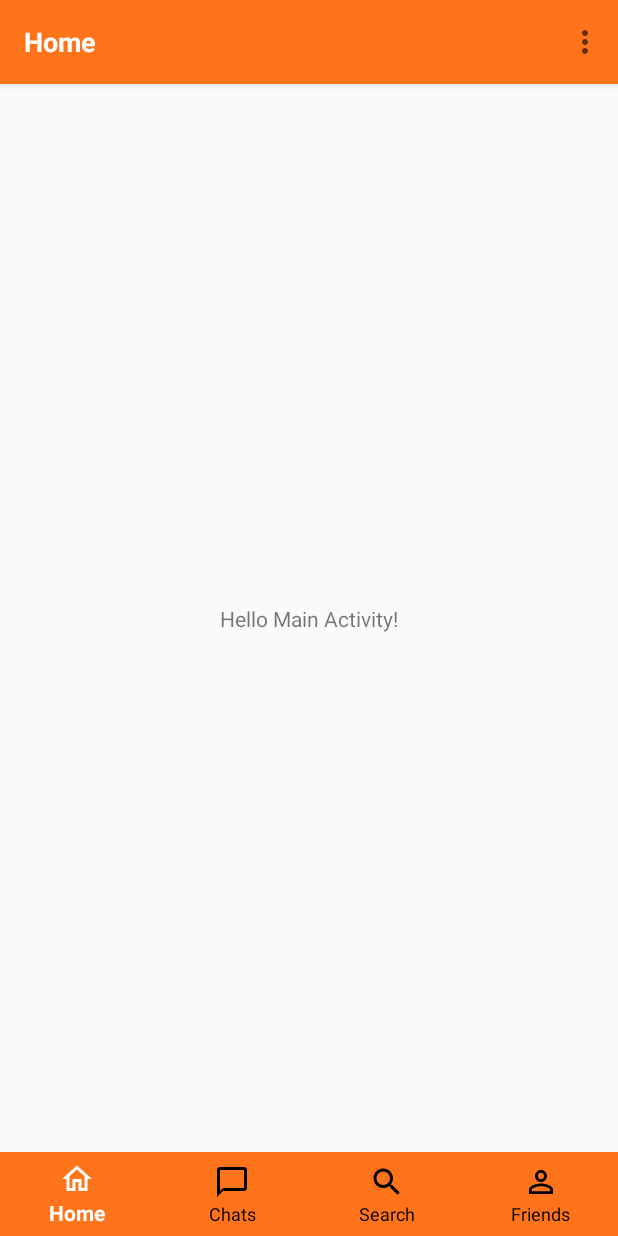
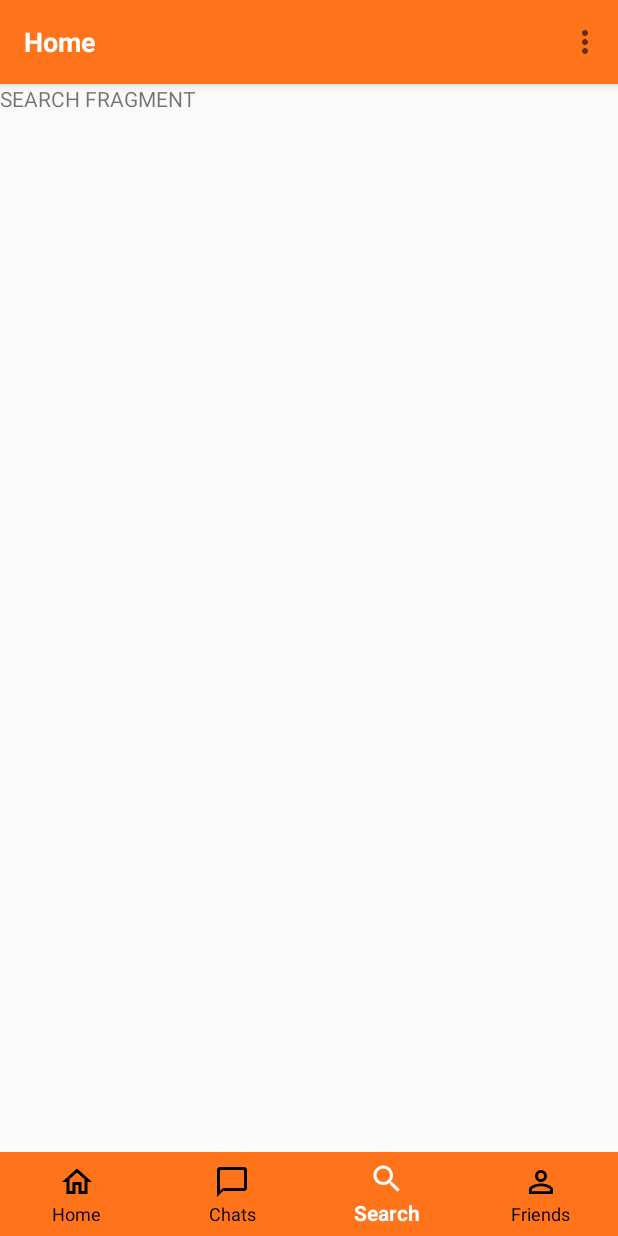
Before and after one commit to KrystofMacek/FirebaseChatApp, an Android app: the screen it shows after launch once a user with an empty profile is signed in (MainActivity), item 3 of the bottom bar chosen, on a phone screen of 412 x 824 dp. Run offline under Robolectric (Android 15) with nearby library versions, the phone set to English and light mode, and no system bars; our stand-ins replace Firebase (no records; nobody signed in at launch, a user with empty details on screens opened directly).

Commit message:
Refactor to fragments, complete navigation between main fragments

```diff
--- a/app/build.gradle
+++ b/app/build.gradle
@@ -29,6 +29,9 @@ dependencies {
     implementation fileTree(dir: 'libs', include: ['*.jar'])
     implementation 'androidx.appcompat:appcompat:1.1.0'
     implementation 'androidx.constraintlayout:constraintlayout:1.1.3'
+    implementation 'com.android.support:appcompat-v7:29.+'
+    implementation 'com.android.support.constraint:constraint-layout:1.1.3'
+    implementation 'com.android.support:support-v4:29.+'
     testImplementation 'junit:junit:4.12'
     androidTestImplementation 'androidx.test.ext:junit:1.1.1'
     androidTestImplementation 'androidx.test.espresso:espresso-core:3.2.0'
--- a/app/src/main/AndroidManifest.xml
+++ b/app/src/main/AndroidManifest.xml
@@ -9,7 +9,7 @@
         android:roundIcon="@mipmap/ic_launcher"
         android:supportsRtl="true"
         android:theme="@style/AppTheme">
-        <activity android:name=".activity.MainActivity"></activity>
+        <activity android:name=".activity.MainActivity" />
         <activity android:name=".activity.SignupActivity" />
         <activity android:name=".activity.SplashScreenActivity">
             <intent-filter>
--- a/app/src/main/java/com/krystofmacek/firebasechatapp/activity/MainActivity.java
+++ b/app/src/main/java/com/krystofmacek/firebasechatapp/activity/MainActivity.java
@@ -3,33 +3,56 @@ package com.krystofmacek.firebasechatapp.activity;
 import androidx.annotation.NonNull;
 import androidx.appcompat.app.AppCompatActivity;
 import androidx.appcompat.widget.Toolbar;
+import androidx.fragment.app.Fragment;
+import androidx.fragment.app.FragmentFactory;
+import androidx.fragment.app.FragmentManager;
+import androidx.fragment.app.FragmentTransaction;
 
 import android.content.Intent;
 import android.graphics.BlendMode;
 import android.os.Bundle;
 import android.view.Menu;
 import android.view.MenuItem;
+import android.widget.FrameLayout;
 import android.widget.TextView;
 
 import com.google.android.material.bottomnavigation.BottomNavigationView;
+import com.google.android.material.navigation.NavigationView;
 import com.google.firebase.auth.FirebaseAuth;
 import com.krystofmacek.firebasechatapp.R;
+import com.krystofmacek.firebasechatapp.fragments.ChatsFragment;
+import com.krystofmacek.firebasechatapp.fragments.FriendsFragment;
+import com.krystofmacek.firebasechatapp.fragments.HomeFragment;
+import com.krystofmacek.firebasechatapp.fragments.SearchFragment;
+
+import java.util.ArrayList;
+import java.util.Arrays;
 
 public class MainActivity extends AppCompatActivity {
 
+    private final ArrayList<String> tags =
+            new ArrayList<>(Arrays.asList("home", "chats", "search", "friends"));
+
     TextView heading;
     BottomNavigationView botNavigation;
+
+    FrameLayout frameLayout;
+
     @Override
     protected void onCreate(Bundle savedInstanceState) {
         super.onCreate(savedInstanceState);
         setContentView(R.layout.activity_main);
 
-
-        setupNavigation();
+        setupNavigation(savedInstanceState);
 
     }
 
-    private void setupNavigation() {
+
+    /**
+     Metody poskytující navigaci mezi Aktivitami
+     setupNavigation(), onCreateOptionsMenu(Menu menu), onOptionsItemSelected(@NonNull MenuItem item)
+     */
+    private void setupNavigation(Bundle savedInstanceState) {
 
         heading = findViewById(R.id.toolbar_heading);
         heading.setText("Home");
@@ -38,34 +61,61 @@ public class MainActivity extends AppCompatActivity {
         setSupportActionBar(toolbar);
         getSupportActionBar().setTitle("");
 
+
+        // Navigace mezi jednotlivymi fragmenty
+        frameLayout = findViewById(R.id.fragment_container);
         botNavigation = findViewById(R.id.bot_navigation);
         botNavigation.setOnNavigationItemSelectedListener(new BottomNavigationView.OnNavigationItemSelectedListener() {
             @Override
             public boolean onNavigationItemSelected(@NonNull MenuItem item) {
+                FragmentTransaction ft = getSupportFragmentManager().beginTransaction();
                 switch (item.getItemId()) {
-                    //TODO: For each item ID navigate
                     case R.id.nav_item_home:
+                        ft.replace(R.id.fragment_container, new HomeFragment(), tags.get(0));
+                        item.setChecked(true);
+                        ft.addToBackStack("home");
+                        ft.commit();
+                        break;
+                    case R.id.nav_item_chats:
+                        ft.replace(R.id.fragment_container, new ChatsFragment(), tags.get(1));
+                        item.setChecked(true);
+                        ft.addToBackStack("chats");
+                        ft.commit();
+                        break;
+                    case R.id.nav_item_search:
+                        ft.replace(R.id.fragment_container, new SearchFragment(), tags.get(2));
+                        item.setChecked(true);
+                        ft.addToBackStack("search");
+                        ft.commit();
                         break;
                     case R.id.nav_item_friends:
-                        break;
-                    case R.id.nav_item_search:
-                        break;
-                    case R.id.nav_item_chats:
+                        ft.replace(R.id.fragment_container, new FriendsFragment(), tags.get(3));
+                        item.setChecked(true);
+                        ft.addToBackStack("friends");
+                        ft.commit();
                         break;
                 }
                 return false;
             }
         });
 
+        Fragment fragment = getSupportFragmentManager().findFragmentById(R.id.fragment_home);
+        if(fragment == null || !fragment.isInLayout()) {
+            FragmentTransaction ft =
+                    getSupportFragmentManager()
+                            .beginTransaction()
+                            .replace(R.id.fragment_container, new HomeFragment());
+            botNavigation.setSelectedItemId(R.id.nav_item_home);
+            ft.commit();
+        }
+
 
     }
-
     @Override
     public boolean onCreateOptionsMenu(Menu menu) {
         getMenuInflater().inflate(R.menu.top_bar_dropdown_menu, menu);
         return true;
     }
-
     @Override
     public boolean onOptionsItemSelected(@NonNull MenuItem item) {
         switch (item.getItemId()) {
@@ -77,4 +127,38 @@ public class MainActivity extends AppCompatActivity {
         }
         return false;
     }
+
+    @Override
+    public void onBackPressed() {
+        super.onBackPressed();
+        Fragment currentFragment;
+
+
+        for (String tag: tags) {
+            currentFragment = getSupportFragmentManager().findFragmentByTag(tag);
+            if(currentFragment != null) {
+                if(currentFragment.isVisible()) {
+                    switch (tag) {
+                        case "home":
+                            botNavigation.getMenu().getItem(0).setChecked(true);
+                            break;
+                        case "chats":
+                            botNavigation.getMenu().getItem(1).setChecked(true);
+                            break;
+                        case "search":
+                            botNavigation.getMenu().getItem(2).setChecked(true);
+                            break;
+                        case "friends":
+                            botNavigation.getMenu().getItem(3).setChecked(true);
+                            break;
+                    }
+                    return;
+                }
+            } else {
+                botNavigation.getMenu().getItem(0).setChecked(true);
+                break;
+            }
+        }
+
+    }
 }
--- /dev/null
+++ b/app/src/main/java/com/krystofmacek/firebasechatapp/fragments/HomeFragment.java
@@ -0,0 +1,25 @@
+package com.krystofmacek.firebasechatapp.fragments;
+
+import android.content.Context;
+import android.net.Uri;
+import android.os.Bundle;
+import android.view.LayoutInflater;
+import android.view.View;
+import android.view.ViewGroup;
+
+import com.krystofmacek.firebasechatapp.R;
+
+import androidx.fragment.app.Fragment;
+
+
+public class HomeFragment extends Fragment {
+
+
+    @Override
+    public View onCreateView(LayoutInflater inflater, ViewGroup container,
+                             Bundle savedInstanceState) {
+        // Inflate the layout for this fragment
+        return inflater.inflate(R.layout.fragment_home, container, false);
+    }
+
+}
--- /dev/null
+++ b/app/src/main/java/com/krystofmacek/firebasechatapp/fragments/SearchFragment.java
@@ -0,0 +1,23 @@
+package com.krystofmacek.firebasechatapp.fragments;
+
+import android.content.Context;
+import android.net.Uri;
+import android.os.Bundle;
+import android.view.LayoutInflater;
+import android.view.View;
+import android.view.ViewGroup;
+
+import com.krystofmacek.firebasechatapp.R;
+
+import androidx.fragment.app.Fragment;
+
+public class SearchFragment extends Fragment {
+
+    @Override
+    public View onCreateView(LayoutInflater inflater, ViewGroup container,
+                             Bundle savedInstanceState) {
+        // Inflate the layout for this fragment
+        return inflater.inflate(R.layout.fragment_search, container, false);
+    }
+
+}
--- a/app/src/main/res/layout/activity_main.xml
+++ b/app/src/main/res/layout/activity_main.xml
@@ -1,10 +1,11 @@
 <?xml version="1.0" encoding="utf-8"?>
-<androidx.constraintlayout.widget.ConstraintLayout xmlns:android="http://schemas.android.com/apk/res/android"
+<LinearLayout xmlns:android="http://schemas.android.com/apk/res/android"
     xmlns:app="http://schemas.android.com/apk/res-auto"
     xmlns:tools="http://schemas.android.com/tools"
     android:layout_width="match_parent"
     android:layout_height="match_parent"
-    tools:context=".activity.MainActivity">
+    tools:context=".activity.MainActivity"
+    android:orientation="vertical">
 
 
     <include
@@ -15,15 +16,15 @@
         app:layout_constraintTop_toTopOf="parent"/>
 
 
-    <TextView
-        android:id="@+id/textView"
-        android:layout_width="wrap_content"
-        android:layout_height="wrap_content"
-        android:text="Hello Main Activity!"
+    <FrameLayout
+        android:id="@+id/fragment_container"
+        android:layout_width="match_parent"
+        android:layout_height="0dp"
+        android:layout_weight="1"
         app:layout_constraintBottom_toTopOf="@+id/include2"
         app:layout_constraintEnd_toEndOf="parent"
         app:layout_constraintStart_toStartOf="parent"
-        app:layout_constraintTop_toBottomOf="@+id/include" />
+        app:layout_constraintTop_toBottomOf="@+id/include"/>
 
 
     <include
@@ -33,4 +34,4 @@
         android:layout_height="wrap_content"
         app:layout_constraintBottom_toBottomOf="parent"/>
 
-</androidx.constraintlayout.widget.ConstraintLayout>
+</LinearLayout>
--- /dev/null
+++ b/app/src/main/res/layout/fragment_search.xml
@@ -0,0 +1,15 @@
+<?xml version="1.0" encoding="utf-8"?>
+<FrameLayout xmlns:android="http://schemas.android.com/apk/res/android"
+    xmlns:tools="http://schemas.android.com/tools"
+    android:layout_width="match_parent"
+    android:layout_height="match_parent"
+    tools:context=".fragments.SearchFragment">
+
+    <!-- TODO: Update blank fragment layout -->
+    <TextView
+        android:layout_width="match_parent"
+        android:layout_height="match_parent"
+        android:text="SEARCH FRAGMENT" />
+
+
+</FrameLayout>
```
Also changed, not shown: app/src/main/java/com/krystofmacek/firebasechatapp/fragments/ChatsFragment.java (added, +22 -0 lines), app/src/main/java/com/krystofmacek/firebasechatapp/fragments/FriendsFragment.java (added, +24 -0 lines), app/src/main/res/drawable-v24/ic_launcher_foreground.xml (deleted, +0 -34 lines), app/src/main/res/layout/fragment_chats.xml (added, +14 -0 lines), app/src/main/res/layout/fragment_friends.xml (added, +15 -0 lines), app/src/main/res/layout/fragment_home.xml (added, +16 -0 lines), app/src/main/res/mipmap-hdpi/ic_launcher.png, app/src/main/res/mipmap-mdpi/ic_launcher.png, app/src/main/res/mipmap-xhdpi/ic_launcher.png, app/src/main/res/mipmap-xxhdpi/ic_launcher.png, app/src/main/res/mipmap-xxxhdpi/ic_launcher.png.
